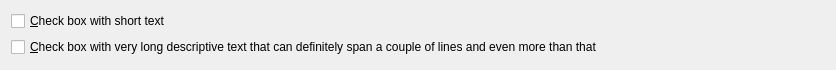
Above: MainWindow.ui from ilammy/qt-multiline-check-box before the change. Below: the same form after it.
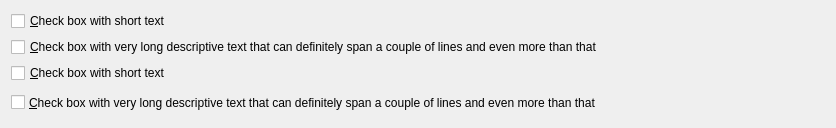
That is the form after the change. Custom widgets are drawn as their Qt base class.

The edit to the form file:
```diff
--- a/MainWindow.ui
+++ b/MainWindow.ui
@@ -7,7 +7,7 @@
     <x>0</x>
     <y>0</y>
     <width>836</width>
-    <height>70</height>
+    <height>128</height>
    </rect>
   </property>
   <property name="windowTitle">
@@ -29,6 +29,54 @@
       </property>
      </widget>
     </item>
+    <item>
+     <widget class="MultilineCheckBox" name="checkBox3">
+      <property name="text">
+       <string>&amp;Check box with short text</string>
+      </property>
+     </widget>
+    </item>
+    <item>
+     <widget class="QWidget" name="widget" native="true">
+      <layout class="QHBoxLayout" name="horizontalLayout" stretch="0,1">
+       <property name="spacing">
+        <number>4</number>
+       </property>
+       <property name="leftMargin">
+        <number>0</number>
+       </property>
+       <property name="topMargin">
+        <number>0</number>
+       </property>
+       <property name="rightMargin">
+        <number>0</number>
+       </property>
+       <property name="bottomMargin">
+        <number>0</number>
+       </property>
+       <item>
+        <widget class="QCheckBox" name="checkBox">
+         <property name="text">
+          <string/>
+         </property>
+        </widget>
+       </item>
+       <item>
+        <widget class="QLabel" name="label">
+         <property name="text">
+          <string>&amp;Check box with very long descriptive text that can definitely span a couple of lines and even more than that</string>
+         </property>
+         <property name="wordWrap">
+          <bool>true</bool>
+         </property>
+         <property name="buddy">
+          <cstring>checkBox</cstring>
+         </property>
+        </widget>
+       </item>
+      </layout>
+     </widget>
+    </item>
    </layout>
   </widget>
  </widget>
```
